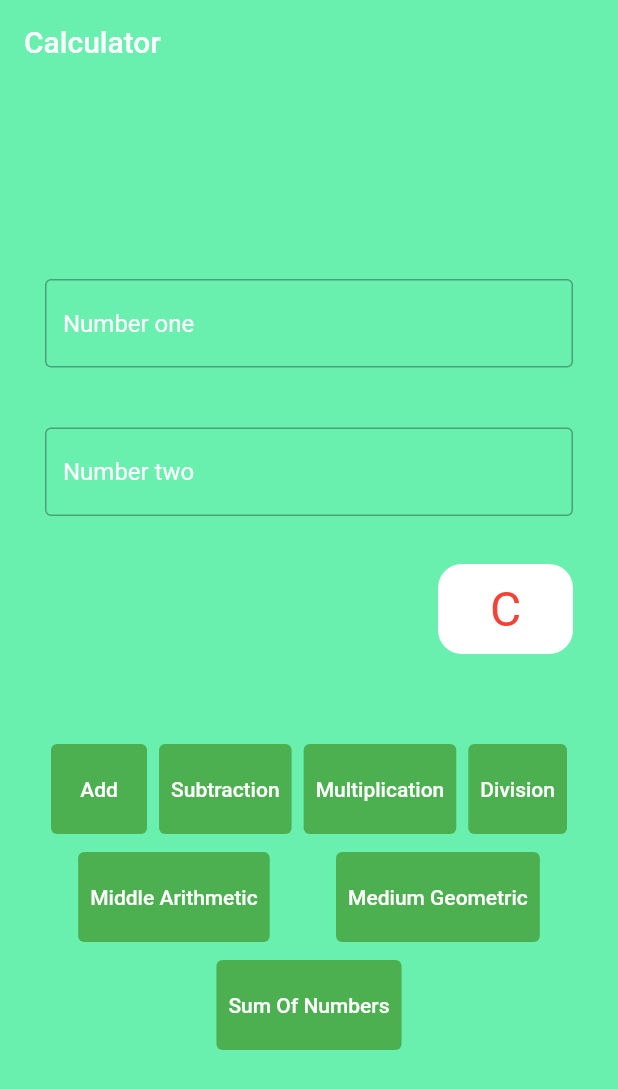
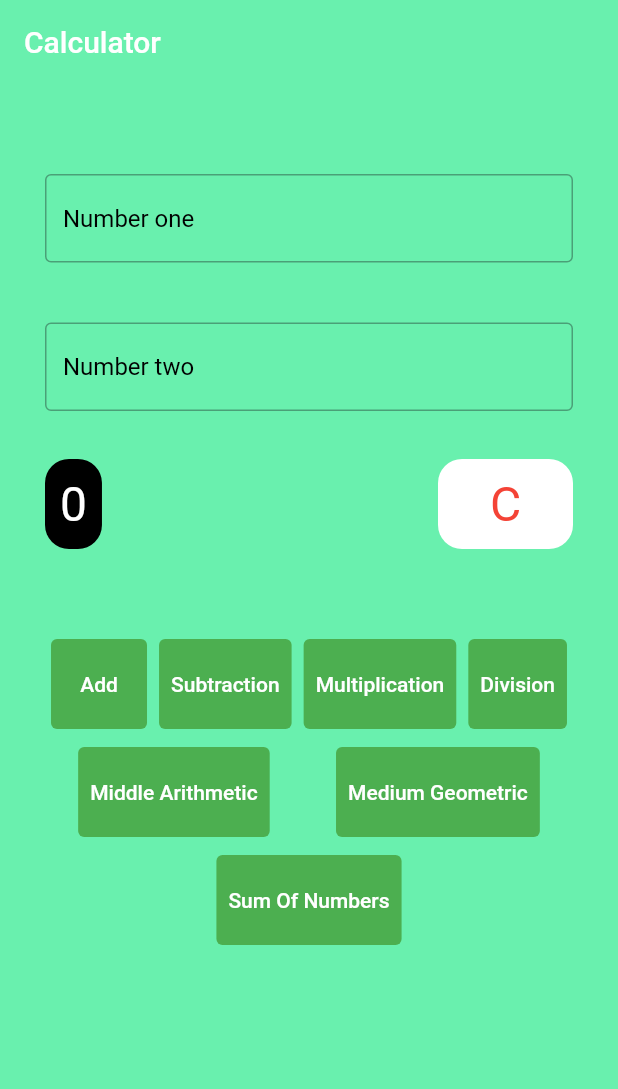
Before and after one commit to xasanov1716/default_project, a Flutter app: the screen it shows after launch, on a phone screen of 412 x 824 dp. Shown: the top 1089 px of the screen. Run offline on Flutter 3.47's test engine with Material 2 defaults, Android fonts, the phone set to English and light mode, and no system bars; drawn by our look-alikes of zoom_tap_animation; our stand-ins replace flutter_screenutil, fluttertoast.

Commit message:
project_ended

```diff
--- a/lib/main.dart
+++ b/lib/main.dart
@@ -6,7 +6,7 @@ import 'package:weather_application/ui/home/home_screen.dart';
 
 Future<void> main()async {
   runApp( MultiProvider(providers: [
-    ChangeNotifierProvider(create: (context)=>CalculatorProvider(),lazy: true,)
+    ChangeNotifierProvider(create: (context)=>CalculateProvider(),lazy: true,)
   ],child: const MyApp(),));
 }
 
--- a/lib/providers/calculator_provider.dart
+++ b/lib/providers/calculator_provider.dart
@@ -2,10 +2,10 @@ import 'dart:math';
 
 import 'package:flutter/material.dart';
 
-class CalculatorProvider with ChangeNotifier {
+class CalculateProvider with ChangeNotifier {
   num answer = 0;
 
-  CalculatorProvider();
+  CalculateProvider();
 
   getAnswer() => answer;
 
@@ -30,7 +30,7 @@ class CalculatorProvider with ChangeNotifier {
   }
 
   void middleArithmetic(int a, int b) {
-    answer = (a + b) / 2;
+    answer = (a + b) ~/ 2;
     notifyListeners();
   }
 
--- a/lib/ui/home/home_screen.dart
+++ b/lib/ui/home/home_screen.dart
@@ -12,10 +12,12 @@ class HomeScreen extends StatelessWidget {
 
   @override
   Widget build(BuildContext context) {
-    var provider = Provider.of<CalculatorProvider>(context, listen: false);
+    var provider = Provider.of<CalculateProvider>(context, listen: false);
 
     TextEditingController number1 = TextEditingController();
     TextEditingController number2 = TextEditingController();
+    final FocusNode numberOne = FocusNode();
+    final FocusNode numberTwo = FocusNode();
 
     return Scaffold(
       backgroundColor: Colors.greenAccent,
@@ -29,43 +31,29 @@ class HomeScreen extends StatelessWidget {
       ),
       body: SingleChildScrollView(
         child: Padding(
-          padding: const EdgeInsets.only(left: 30, right: 30, top: 30),
+          padding: const EdgeInsets.only(left: 30, right: 30,),
           child: Column(
             children: [
-              Container(
-                margin: EdgeInsets.symmetric(horizontal: 80),
-                decoration: BoxDecoration(
-                  borderRadius: BorderRadius.circular(16),
-                  color: Colors.blue,
-                ),
-                child: Center(
-                  child: Consumer<CalculatorProvider>(
-                    builder: (context, answer, child) {
-                      return answer.getAnswer() != 0
-                          ? Text(
-                              answer.getAnswer().toString(),
-                              style: const TextStyle(
-                                  fontSize: 45, color: Colors.white),
-                            )
-                          : const SizedBox();
-                    },
-                  ),
-                ),
-              ),
               const SizedBox(
-                height: 100,
+                height: 60,
               ),
               TextField(
+                focusNode: numberOne,
+                onChanged: (number1){
+                  if(number1.length==5){
+                    numberOne.unfocus();
+                  }
+                },
                 inputFormatters: [
                   FilteringTextInputFormatter.allow(RegExp(r'[0-9]')),
                   LengthLimitingTextInputFormatter(5),
                 ],
                 controller: number1,
                 keyboardType: TextInputType.number,
-                style: const TextStyle(color: Colors.white),
+                style: const TextStyle(color: Colors.black),
                 decoration: const InputDecoration(
                   hintText: 'Number one',
-                  hintStyle: TextStyle(color: Colors.white),
+                  hintStyle: TextStyle(color: Colors.black),
                   // label: Text("Enter number one",style: TextStyle(color: Colors.white),),
                   border: OutlineInputBorder(),
                   focusColor: Colors.red,
@@ -75,22 +63,51 @@ class HomeScreen extends StatelessWidget {
                 height: 40,
               ),
               TextField(
+                focusNode: numberTwo,
                 inputFormatters: [
                   FilteringTextInputFormatter.allow(RegExp(r'[0-9]')),
                   LengthLimitingTextInputFormatter(5),
                 ],
                 controller: number2,
+                onChanged: (number2){
+                  if(number2.length==5){
+                    numberTwo.unfocus();
+                  }
+                },
                 keyboardType: TextInputType.number,
-                style: const TextStyle(color: Colors.white),
+                style: const TextStyle(color: Colors.black),
                 decoration: const InputDecoration(
                     hintText: 'Number two',
-                    hintStyle: TextStyle(color: Colors.white),
+                    hintStyle: TextStyle(color: Colors.black),
                     // label: Text("Enter number two",style: TextStyle(color: Colors.white),),
                     border: OutlineInputBorder(),
                     focusColor: Colors.red),
               ),
               Row(
                 children: [
+                  Container(
+                    height: 60,
+                    margin: EdgeInsets.only(top: 32),
+                    padding: EdgeInsets.all(10),
+                    decoration: BoxDecoration(
+                      borderRadius: BorderRadius.circular(16),
+                      color: Colors.black,
+                    ),
+                    child: Center(
+                      child: Consumer<CalculateProvider>(
+                        builder: (context, answer, child) {
+                          return answer.getAnswer() != 0
+                              ? Text(
+                            (answer.getAnswer() * 1).toString(),textAlign: TextAlign.center,
+                            style: const TextStyle(
+                                fontSize: 32, color: Colors.white),
+                          )
+                              : const Text('0',style: const TextStyle(
+                              fontSize: 32, color: Colors.white),);
+                        },
+                      ),
+                    ),
+                  ),
                   const Spacer(),
                   ZoomTapAnimation(
                     onTap: () {
@@ -108,7 +125,6 @@ class HomeScreen extends StatelessWidget {
                         child: Center(
                             child: const Text(
                           "C",
-                          textAlign: TextAlign.right,
                           style: TextStyle(color: Colors.red, fontSize: 32),
                         ))),
                   ),
```
